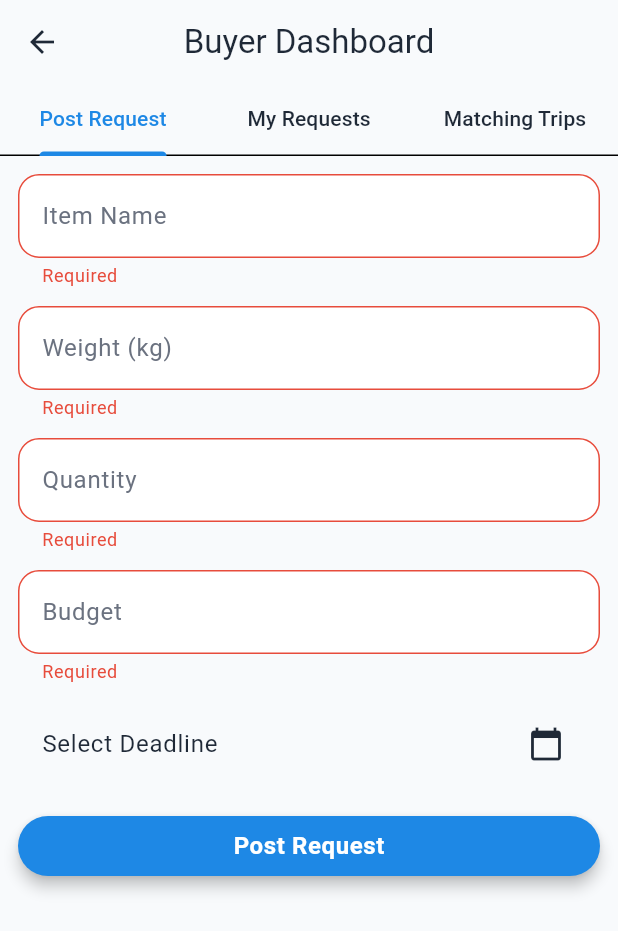
After one commit to nextedgetech82/carry-go, a Flutter app: the BuyerDashboardScreen screen opened directly, after a tap on "Post Request", on a phone screen of 412 x 824 dp. The commit adds this screen. Shown: the top 931 px of the screen. Run offline on Flutter 3.47's test engine with Material 3 defaults, Android fonts, the light colour scheme and no system bars; our stand-ins replace cloud_firestore, firebase_auth, firebase_core, flutter_riverpod, shared_preferences; accounts and stored records are empty.

Commit message:
feat: Introduce buyer dashboard with post request and matching trips features, and remove the legacy sender dashboard.

```diff
--- /dev/null
+++ b/lib/ui/screens/buyer/dashboard/buyer_dashboard_screen.dart
@@ -0,0 +1,32 @@
+import 'package:flutter/material.dart';
+import 'buyer_dashboard_tab.dart';
+
+class BuyerDashboardScreen extends StatelessWidget {
+  const BuyerDashboardScreen({super.key});
+
+  @override
+  Widget build(BuildContext context) {
+    return DefaultTabController(
+      length: 3,
+      child: Scaffold(
+        appBar: AppBar(
+          title: const Text('Buyer Dashboard'),
+          bottom: const TabBar(
+            tabs: [
+              Tab(text: 'Post Request'),
+              Tab(text: 'My Requests'),
+              Tab(text: 'Matching Trips'),
+            ],
+          ),
+        ),
+        body: const TabBarView(
+          children: [
+            BuyerDashboardTab.postRequest(),
+            BuyerDashboardTab.myRequests(),
+            BuyerDashboardTab.matchingTrips(),
+          ],
+        ),
+      ),
+    );
+  }
+}
--- /dev/null
+++ b/lib/ui/screens/buyer/dashboard/buyer_dashboard_tab.dart
@@ -0,0 +1,22 @@
+import 'package:flutter/material.dart';
+import '../post_request/post_request_screen.dart';
+import '../matching/matching_trips_list.dart';
+
+class BuyerDashboardTab extends StatelessWidget {
+  final Widget child;
+  const BuyerDashboardTab._({super.key, required this.child});
+
+  const BuyerDashboardTab.postRequest({Key? key})
+    : this._(key: key, child: const PostRequestScreen());
+
+  const BuyerDashboardTab.myRequests({Key? key})
+    : this._(key: key, child: const Center(child: Text('My Requests (Next Step)')));
+
+  const BuyerDashboardTab.matchingTrips({Key? key})
+    : this._(key: key, child: const MatchingTripsList());
+
+  @override
+  Widget build(BuildContext context) {
+    return Padding(padding: const EdgeInsets.all(12), child: child);
+  }
+}
--- /dev/null
+++ b/lib/ui/screens/buyer/matching/matching_trips_list.dart
@@ -0,0 +1,36 @@
+import 'package:flutter/material.dart';
+import 'package:flutter_riverpod/flutter_riverpod.dart';
+import 'matching_trips_provider.dart';
+
+class MatchingTripsList extends ConsumerWidget {
+  const MatchingTripsList({super.key});
+
+  @override
+  Widget build(BuildContext context, WidgetRef ref) {
+    final filter = {
+      'from': 'Surat',
+      'to': 'Mumbai',
+      'date': DateTime.now(),
+      'weight': 2,
+    };
+
+    final trips = ref.watch(matchingTripsProvider(filter));
+
+    return trips.when(
+      data: (docs) => ListView.builder(
+        itemCount: docs.length,
+        itemBuilder: (_, i) {
+          final d = docs[i].data() as Map<String, dynamic>;
+          return Card(
+            child: ListTile(
+              title: Text('${d['fromCity']} → ${d['toCity']}'),
+              subtitle: Text('Weight: ${d['weightAvailable']} kg'),
+            ),
+          );
+        },
+      ),
+      loading: () => const Center(child: CircularProgressIndicator()),
+      error: (e, _) => Center(child: Text(e.toString())),
+    );
+  }
+}
--- /dev/null
+++ b/lib/ui/screens/buyer/matching/matching_trips_provider.dart
@@ -0,0 +1,17 @@
+import 'package:cloud_firestore/cloud_firestore.dart';
+import 'package:flutter_riverpod/flutter_riverpod.dart';
+
+final matchingTripsProvider =
+    StreamProvider.family<List<QueryDocumentSnapshot>, Map<String, dynamic>>((
+      ref,
+      filter,
+    ) {
+      return FirebaseFirestore.instance
+          .collection('trips')
+          .where('fromCity', isEqualTo: filter['from'])
+          .where('toCity', isEqualTo: filter['to'])
+          .where('travelDate', isGreaterThanOrEqualTo: filter['date'])
+          .where('weightAvailable', isGreaterThanOrEqualTo: filter['weight'])
+          .snapshots()
+          .map((s) => s.docs);
+    });
--- /dev/null
+++ b/lib/ui/screens/buyer/models/fetch_request_model.dart
@@ -0,0 +1,28 @@
+class FetchRequestModel {
+  final String itemName;
+  final double weight;
+  final int quantity;
+  final double budget;
+  final DateTime deadline;
+
+  FetchRequestModel({
+    required this.itemName,
+    required this.weight,
+    required this.quantity,
+    required this.budget,
+    required this.deadline,
+  });
+
+  Map<String, dynamic> toMap(String buyerId) {
+    return {
+      'buyerId': buyerId,
+      'itemName': itemName,
+      'weight': weight,
+      'quantity': quantity,
+      'budget': budget,
+      'deadline': deadline,
+      'status': 'pending',
+      'createdAt': DateTime.now(),
+    };
+  }
+}
--- /dev/null
+++ b/lib/ui/screens/buyer/post_request/post_request_provider.dart
@@ -0,0 +1,7 @@
+import 'package:flutter_riverpod/flutter_riverpod.dart';
+import 'package:flutter_riverpod/legacy.dart';
+import 'post_request_controller.dart';
+
+final postRequestProvider = StateNotifierProvider<PostRequestController, bool>(
+  (ref) => PostRequestController(ref),
+);
--- /dev/null
+++ b/lib/ui/screens/buyer/post_request/post_request_screen.dart
@@ -0,0 +1,94 @@
+import 'package:flutter/material.dart';
+import 'package:flutter_riverpod/flutter_riverpod.dart';
+import '../models/fetch_request_model.dart';
+import 'post_request_provider.dart';
+
+class PostRequestScreen extends ConsumerStatefulWidget {
+  const PostRequestScreen({super.key});
+
+  @override
+  ConsumerState<PostRequestScreen> createState() => _PostRequestScreenState();
+}
+
+class _PostRequestScreenState extends ConsumerState<PostRequestScreen> {
+  final _formKey = GlobalKey<FormState>();
+
+  final _item = TextEditingController();
+  final _weight = TextEditingController();
+  final _qty = TextEditingController();
+  final _budget = TextEditingController();
+  DateTime? _deadline;
+
+  @override
+  Widget build(BuildContext context) {
+    final loading = ref.watch(postRequestProvider);
+
+    return Form(
+      key: _formKey,
+      child: ListView(
+        children: [
+          _field(_item, 'Item Name'),
+          _field(_weight, 'Weight (kg)', number: true),
+          _field(_qty, 'Quantity', number: true),
+          _field(_budget, 'Budget', number: true),
+          ListTile(
+            title: Text(
+              _deadline == null
+                  ? 'Select Deadline'
+                  : _deadline!.toLocal().toString().split(' ')[0],
+            ),
+            trailing: const Icon(Icons.calendar_today),
+            onTap: () async {
+              _deadline = await showDatePicker(
+                context: context,
+                firstDate: DateTime.now(),
+                lastDate: DateTime.now().add(const Duration(days: 60)),
+                initialDate: DateTime.now(),
+              );
+              setState(() {});
+            },
+          ),
+          const SizedBox(height: 16),
+          ElevatedButton(
+            onPressed: loading
+                ? null
+                : () async {
+                    if (!_formKey.currentState!.validate() || _deadline == null)
+                      return;
+
+                    await ref
+                        .read(postRequestProvider.notifier)
+                        .submit(
+                          FetchRequestModel(
+                            itemName: _item.text,
+                            weight: double.parse(_weight.text),
+                            quantity: int.parse(_qty.text),
+                            budget: double.parse(_budget.text),
+                            deadline: _deadline!,
+                          ),
+                        );
+                    ScaffoldMessenger.of(context).showSnackBar(
+                      const SnackBar(content: Text('Request Posted')),
+                    );
+                  },
+            child: loading
+                ? const CircularProgressIndicator()
+                : const Text('Post Request'),
+          ),
+        ],
+      ),
+    );
+  }
+
+  Widget _field(TextEditingController c, String label, {bool number = false}) {
+    return Padding(
+      padding: const EdgeInsets.only(bottom: 12),
+      child: TextFormField(
+        controller: c,
+        keyboardType: number ? TextInputType.number : TextInputType.text,
+        validator: (v) => v!.isEmpty ? 'Required' : null,
+        decoration: InputDecoration(labelText: label),
+      ),
+    );
+  }
+}
--- a/lib/ui/screens/signup/email_verification_screen.dart
+++ b/lib/ui/screens/signup/email_verification_screen.dart
@@ -2,6 +2,7 @@ import 'package:flutter/material.dart';
 import 'package:flutter_riverpod/flutter_riverpod.dart';
 import 'package:firebase_auth/firebase_auth.dart';
 
+import '../../../core/startup/startup_provider.dart';
 import '../../../core/auth/email_verification_controller.dart';
 
 class EmailVerificationScreen extends ConsumerWidget {
@@ -15,6 +16,8 @@ class EmailVerificationScreen extends ConsumerWidget {
     // 🔁 Listen for verification success
     ref.listen(emailVerificationControllerProvider, (prev, next) {
       if (next.verified) {
+        // Force splash/startup flow to recompute now that email is verified.
+        ref.invalidate(startupProvider);
         Navigator.pushReplacementNamed(context, '/');
       }
     });
--- a/lib/ui/screens/splash/splash_screen.dart
+++ b/lib/ui/screens/splash/splash_screen.dart
@@ -1,4 +1,5 @@
 import 'package:carrygo/core/auth/phone_otp_screen.dart';
+import 'package:carrygo/ui/screens/sender/sender_dashboard.dart';
 import 'package:carrygo/ui/screens/signin/signin_screen.dart';
 import 'package:carrygo/ui/screens/signup/phone_otp_screen.dart';
 import 'package:flutter/material.dart';
@@ -12,7 +13,6 @@ import '../signup/signup_screen.dart';
 import '../signup/email_verification_screen.dart';
 import '../signup/role_selection.dart';
 import '../dashboard/traveller_dashboard.dart';
-import '../dashboard/sender_dashboard.dart';
 
 class SplashScreen extends ConsumerWidget {
   const SplashScreen({super.key});
```
Also changed, not shown: lib/ui/screens/buyer/post_request/post_request_controller.dart (added, +22 -0 lines), lib/ui/screens/dashboard/sender_dashboard.dart (deleted, +0 -33 lines).
